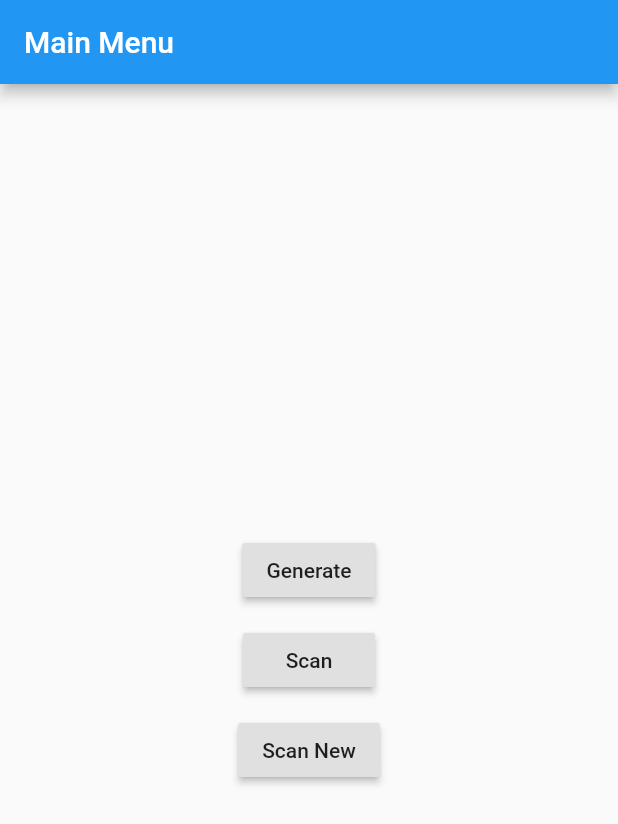
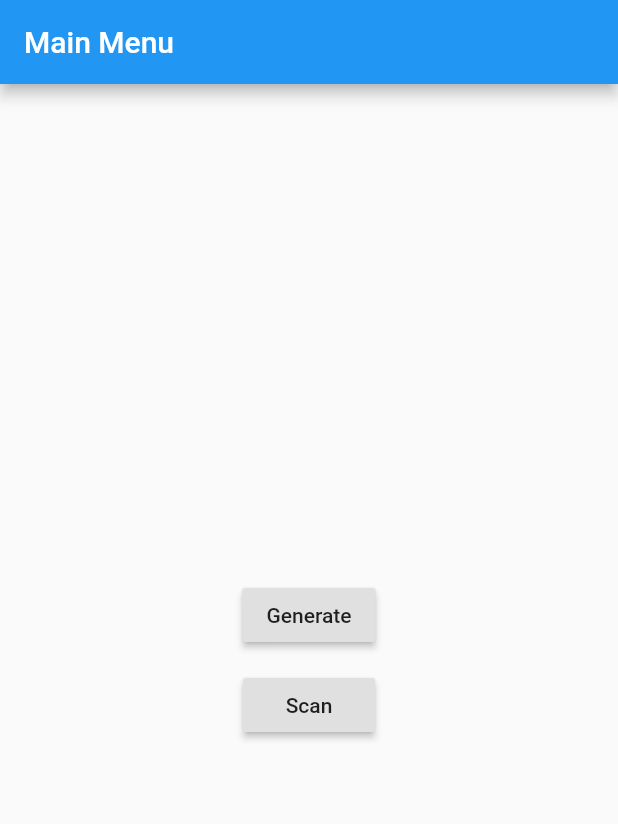
Before and after one commit to firdaus452maulana/flutter_qrcode, a Flutter app: the screen it shows after launch, on a phone screen of 412 x 824 dp. Shown: the top 824 px of the screen. Run offline on Flutter 3.47's test engine with Material 2 defaults, Android fonts, the phone set to English and light mode, and no system bars; our stand-ins replace google_fonts, qr_flutter; missing offline and left inert: flutter_barcode_scanner, qr_code_scanner.

```diff
--- a/lib/main.dart
+++ b/lib/main.dart
@@ -56,19 +56,6 @@ class _MainMenuState extends State<MainMenu> {
                   Navigator.push(context, MaterialPageRoute(builder: (context) => ScanQrCode()));
                 },
               ),
-
-              SizedBox(height: 12,),
-
-              RaisedButton(
-                child: Text(
-                    "Scan New"
-                ),
-                onPressed: (){
-                  Navigator.push(context, MaterialPageRoute(builder: (context){
-                    return ScanBarcode();
-                  }));
-                },
-              ),
             ],
           )
       ),
--- a/lib/scan_barcode.dart
+++ b/lib/scan_barcode.dart
@@ -36,7 +36,7 @@ class _ScanBarcodeState extends State<ScanBarcode> {
 
   Future<void> scanQR() async {
     try {
-      FlutterBarcodeScanner.scanBarcode("#2A99CF", "Cancel", true, ScanMode.QR)
+      FlutterBarcodeScanner.scanBarcode("#2A99CF", "Cancel", true, ScanMode.BARCODE)
           .then((value) {
         setState(() {
           qrString = value;
```
Also changed, not shown: lib/scan_qrcode.dart (+6 -1 lines).
